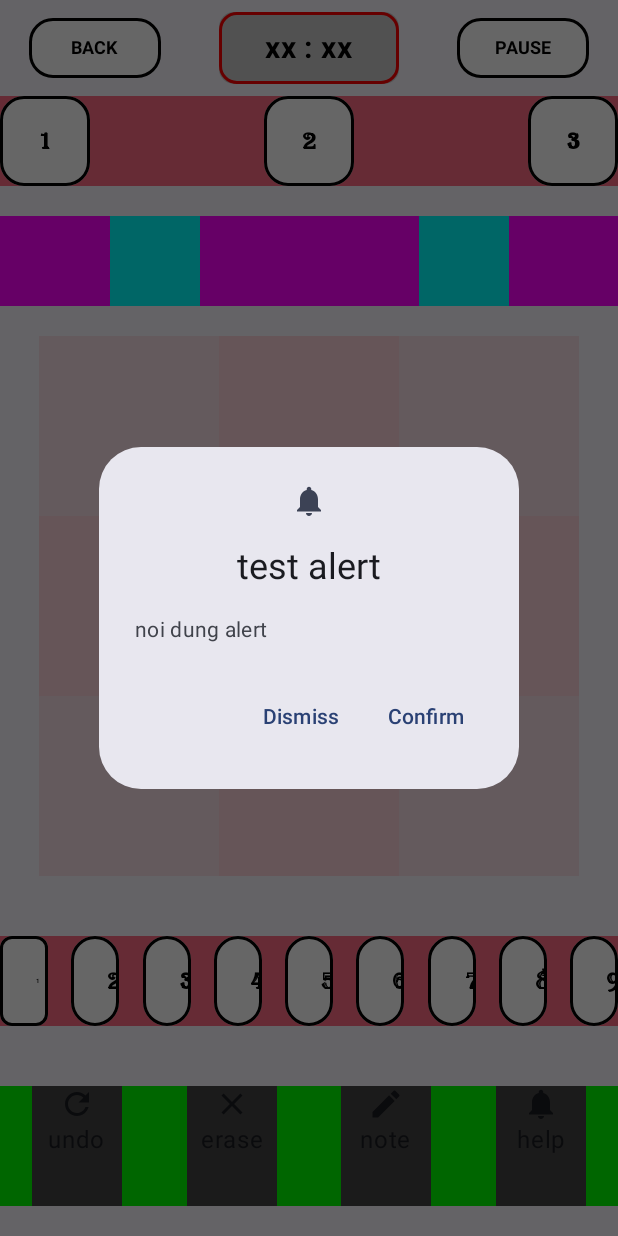
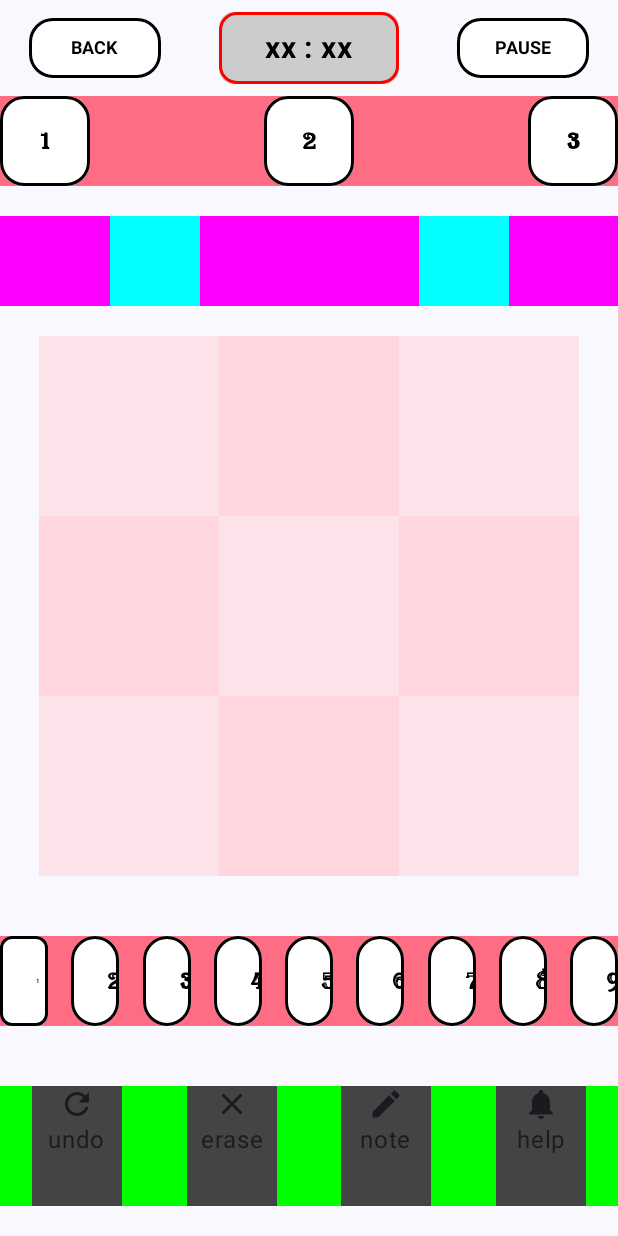
Before and after one commit to hungnh219/sudoku, an Android app built with Jetpack Compose: the GameScreen screen opened through its navigation route, on a phone screen of 412 x 824 dp. Run offline under Robolectric (Android 15) with nearby library versions, the phone set to English and light mode, and no system bars.

Commit message:
[test] using component

```diff
--- a/app/src/main/java/com/example/sudoku/MainActivity.kt
+++ b/app/src/main/java/com/example/sudoku/MainActivity.kt
@@ -59,6 +59,7 @@ import androidx.navigation.compose.NavHost
 import androidx.navigation.compose.composable
 import androidx.navigation.compose.rememberNavController
 import com.example.sudoku.ui.theme.SudokuTheme
+import com.example.sudoku.ui.splash.FakeSplashScreen
 
 class MainActivity : ComponentActivity() {
     override fun onCreate(savedInstanceState: Bundle?) {
@@ -78,7 +79,7 @@ class MainActivity : ComponentActivity() {
 }
 
 @Composable
-fun GameScreen(goToHomeScreen: () -> Unit) {
+fun GameScreen(goToHomeScreen: () -> Unit, goToFakeSplashScreen: () -> Unit) {
     Column(
         horizontalAlignment = Alignment.CenterHorizontally,
     ) {
@@ -135,7 +136,7 @@ fun GameScreen(goToHomeScreen: () -> Unit) {
             Button(
                 modifier = Modifier
                     .width(88.dp),
-                onClick = { goToHomeScreen() },
+                onClick = { goToFakeSplashScreen() },
                 colors = ButtonDefaults.buttonColors(
                     containerColor = Color.White
                 ),
@@ -302,39 +303,6 @@ fun GameScreen(goToHomeScreen: () -> Unit) {
                 )
             }
         }
-//
-//        LazyRow() {
-//            items(isClickedList) { number ->
-//                Text(text = "${number.value}")
-//            }
-//        }
-//
-//        Spacer(modifier = Modifier.height(20.dp))
-//
-//        Button(
-//            modifier = Modifier
-//                .width(200.dp)
-//                .height(60.dp),
-//            onClick = {
-//                      for (i in 0..1) {
-//                          if (isClickedList[i].value)
-//                              numList[i].value = ""
-//                      }
-//            },
-//            colors = ButtonDefaults.buttonColors(
-//                containerColor = Color.White
-//            ),
-//            shape = RoundedCornerShape(16.dp),
-//            border = BorderStroke(2.dp, Color.Black)
-//        ) {
-//            Text(
-//                text = "Erase".uppercase(),
-//                fontFamily = FontFamily(Font(R.font.bauhs93)),
-//                fontSize = 20.sp,
-//                fontWeight = FontWeight.Bold,
-//                color = Color.Black,
-//            )
-//        }
 
         Spacer(modifier = Modifier.height(20.dp))
 
@@ -688,39 +656,6 @@ fun GameScreen(goToHomeScreen: () -> Unit) {
                 )
             }
         }
-
-        AlertDialog(
-            icon = {
-                Icon(Icons.Default.Notifications,
-                    contentDescription = "help")
-            },
-            title = {
-                Text(text = "test alert")
-            },
-            text = {
-                Text(text = "noi dung alert")
-            },
-            onDismissRequest = {
-
-            },
-            confirmButton = {
-                TextButton(
-                    onClick = {
-
-                    }
-                ) {
-                    Text("Confirm")
-                }
-            },
-            dismissButton = {
-                TextButton(
-                    onClick = {
-                    }
-                ) {
-                    Text("Dismiss")
-                }
-            }
-        )
     }
 }
 
@@ -938,7 +873,14 @@ fun GreetingPreview() {
 
             // route: game
             composable("game") {
-                GameScreen( goToHomeScreen = { navController.navigate("home")})
+                GameScreen(
+                    goToHomeScreen = { navController.navigate("home")},
+                    goToFakeSplashScreen = { navController.navigate("fakeSplash")}
+                    )
+            }
+
+            composable("fakeSplash") {
+                FakeSplashScreen()
             }
         }
 //        SudokuApp()
```
Also changed, not shown: app/src/main/java/com/example/sudoku/ui/splash/SplashScreen.kt (+15 -7 lines).
